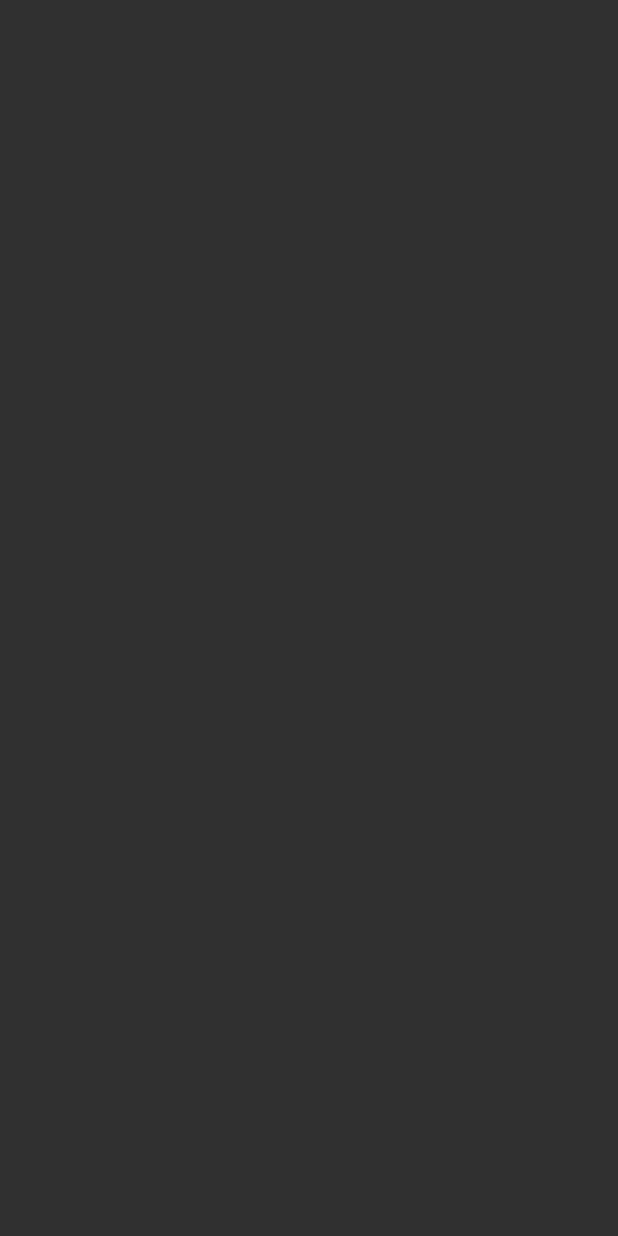
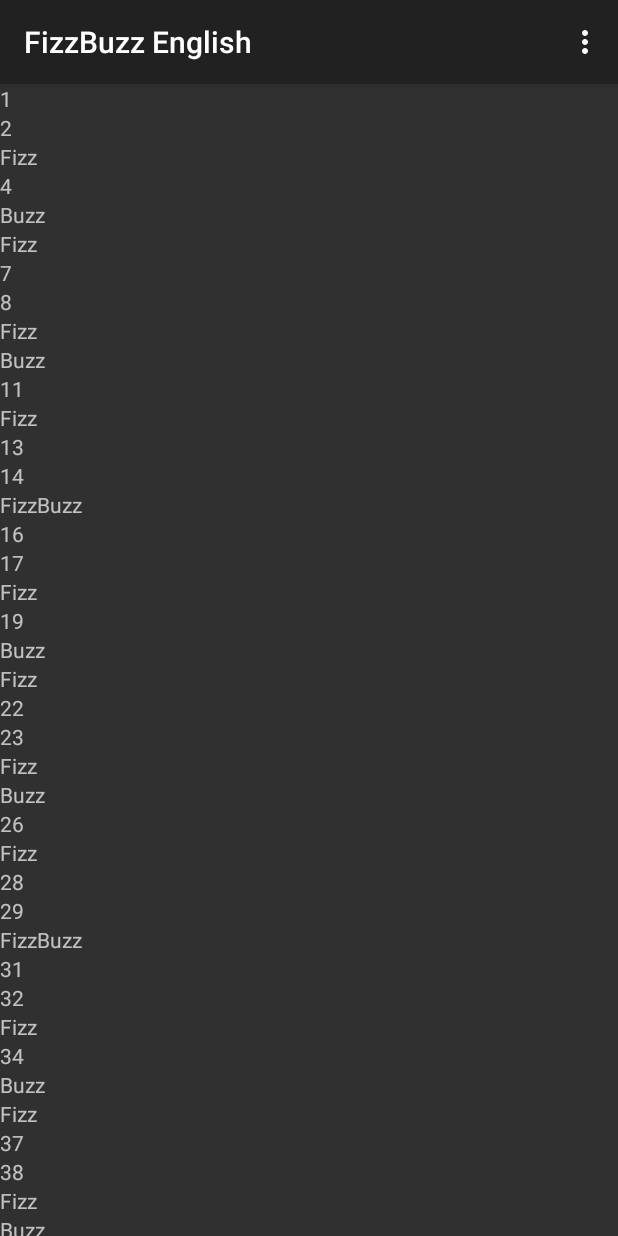
Before and after one commit to Drako/fizzbuzz-app, an Android app: the screen it shows after launch (MainActivity), on a phone screen of 412 x 824 dp. Before the commit the screen is empty. Run offline under Robolectric (Android 15) with nearby library versions, the phone set to English and light mode, and no system bars; libraries missing offline, so code that uses them is left out: guru.drako.course.

Commit message:
:sparkles: finished fizzbuzz app with filters, also additional examples codes

```diff
--- a/src/main/AndroidManifest.xml
+++ b/src/main/AndroidManifest.xml
@@ -8,7 +8,7 @@
         <activity
             android:name=".MainActivity"
             android:label="@string/titleApp"
-            android:theme="@style/Theme.AppCompat.NoActionBar">
+            android:theme="@style/Base.Theme.AppCompat">
             <intent-filter>
                 <action android:name="android.intent.action.MAIN" />
                 <category android:name="android.intent.category.LAUNCHER" />
--- /dev/null
+++ b/src/main/kotlin/guru/drako/course/apps/fizzbuzz/Extensions.kt
@@ -0,0 +1,19 @@
+package guru.drako.course.apps.fizzbuzz
+
+import android.util.Log
+
+inline fun <reified T> T.logDebug(message: String) {
+  Log.d(T::class.java.simpleName, message)
+}
+
+inline fun <reified T> T.logWarn(message: String) {
+  Log.w(T::class.java.simpleName, message)
+}
+
+inline fun <reified T> T.logInfo(message: String) {
+  Log.i(T::class.java.simpleName, message)
+}
+
+inline fun <reified T> T.logError(message: String) {
+  Log.e(T::class.java.simpleName, message)
+}
--- /dev/null
+++ b/src/main/kotlin/guru/drako/course/apps/fizzbuzz/FizzBuzzAdapter.kt
@@ -0,0 +1,51 @@
+package guru.drako.course.apps.fizzbuzz
+
+import android.view.ViewGroup
+import android.view.ViewGroup.LayoutParams.MATCH_PARENT
+import android.view.ViewGroup.LayoutParams.WRAP_CONTENT
+import android.widget.TextView
+import androidx.core.text.isDigitsOnly
+import androidx.recyclerview.widget.RecyclerView
+import kotlin.properties.Delegates
+
+class FizzBuzzAdapter : RecyclerView.Adapter<FizzBuzzAdapter.ViewHolder>() {
+
+  class Filter(val predicate: (String) -> Boolean) {
+    companion object {
+      val All = Filter { true }
+      val OnlyNumbers = Filter { it.isDigitsOnly() }
+      val OnlyFizz = Filter { it == "Fizz" }
+      val OnlyBuzz = Filter { it == "Buzz" }
+      val OnlyFizzBuzz = Filter { it == "FizzBuzz" }
+    }
+  }
+
+  private var cachedValues = FizzBuzzProvider.values
+
+  var filter: Filter by Delegates.observable(Filter.All) { _, _, new ->
+    cachedValues = FizzBuzzProvider.values
+      .filter(new.predicate)
+    notifyDataSetChanged()
+  }
+
+  class ViewHolder(private val textView: TextView) : RecyclerView.ViewHolder(textView) {
+    fun bind(text: String) {
+      textView.text = text
+    }
+  }
+
+  override fun getItemCount(): Int {
+    return cachedValues.size
+  }
+
+  override fun onCreateViewHolder(parent: ViewGroup, viewType: Int): ViewHolder {
+    return ViewHolder(TextView(parent.context).apply {
+      layoutParams = ViewGroup.LayoutParams(MATCH_PARENT, WRAP_CONTENT)
+    })
+  }
+
+  override fun onBindViewHolder(holder: ViewHolder, position: Int) {
+    holder.bind(cachedValues[position])
+  }
+
+}
--- a/src/main/kotlin/guru/drako/course/apps/fizzbuzz/MainActivity.kt
+++ b/src/main/kotlin/guru/drako/course/apps/fizzbuzz/MainActivity.kt
@@ -1,7 +1,12 @@
 package guru.drako.course.apps.fizzbuzz
 
 import android.os.Bundle
+import android.util.Log
+import android.view.Menu
+import android.view.MenuItem
+import android.widget.Toast
 import androidx.appcompat.app.AppCompatActivity
+import kotlinx.android.synthetic.main.activity_main.*
 import kotlinx.coroutines.CoroutineScope
 import kotlinx.coroutines.MainScope
 import kotlinx.coroutines.cancel
@@ -10,12 +15,49 @@ import kotlinx.coroutines.cancel
  * Activity shown when the app is launched.
  */
 class MainActivity : AppCompatActivity(), CoroutineScope by MainScope() {
+
+  private val fizzBuzzAdapter = FizzBuzzAdapter()
+
   /**
    * Use activity_main for layout.
    */
   override fun onCreate(savedInstanceState: Bundle?) {
     super.onCreate(savedInstanceState)
     setContentView(R.layout.activity_main)
+
+    logDebug("content view created.")
+
+    recycler.adapter = fizzBuzzAdapter
+  }
+
+  override fun onCreateOptionsMenu(menu: Menu): Boolean {
+    super.onCreateOptionsMenu(menu)
+
+    menuInflater.inflate(R.menu.filter_menu, menu)
+
+    // example for dynamically created menu items
+    /*
+    for (n in (1..100)) {
+      val item = menu.add("Nur $n")
+      item.setOnMenuItemClickListener {
+        fizzBuzzAdapter.filter = FizzBuzzAdapter.Filter { it == "$n" }
+        true
+      }
+    }
+    */
+
+    return true
+  }
+
+  override fun onOptionsItemSelected(item: MenuItem): Boolean {
+    when (item.itemId) {
+      R.id.filter_all -> fizzBuzzAdapter.filter = FizzBuzzAdapter.Filter.All
+      R.id.filter_numbers -> fizzBuzzAdapter.filter = FizzBuzzAdapter.Filter.OnlyNumbers
+      R.id.filter_fizz -> fizzBuzzAdapter.filter = FizzBuzzAdapter.Filter.OnlyFizz
+      R.id.filter_buzz -> fizzBuzzAdapter.filter = FizzBuzzAdapter.Filter.OnlyBuzz
+      R.id.filter_fizzbuzz -> fizzBuzzAdapter.filter = FizzBuzzAdapter.Filter.OnlyFizzBuzz
+    }
+    return true
   }
 
   /**
--- a/src/main/res/layout/activity_main.xml
+++ b/src/main/res/layout/activity_main.xml
@@ -1,7 +1,15 @@
 <?xml version="1.0" encoding="utf-8"?>
 <LinearLayout xmlns:android="http://schemas.android.com/apk/res/android"
+    xmlns:tools="http://schemas.android.com/tools"
     android:layout_width="match_parent"
     android:layout_height="match_parent"
+    xmlns:app="http://schemas.android.com/apk/res-auto"
     android:orientation="vertical">
 
+    <androidx.recyclerview.widget.RecyclerView
+        android:id="@+id/recycler"
+        android:layout_width="match_parent"
+        android:layout_height="match_parent"
+        app:layoutManager="androidx.recyclerview.widget.LinearLayoutManager"
+        tools:itemCount="100" />
 </LinearLayout>
--- /dev/null
+++ b/src/main/res/menu/filter_menu.xml
@@ -0,0 +1,23 @@
+<?xml version="1.0" encoding="utf-8"?>
+<menu xmlns:android="http://schemas.android.com/apk/res/android">
+
+    <item
+        android:id="@+id/filter_all"
+        android:title="@string/filterAll" />
+
+    <item
+        android:id="@+id/filter_numbers"
+        android:title="@string/filterNumbers" />
+
+    <item
+        android:id="@+id/filter_fizz"
+        android:title="@string/filterFizz" />
+
+    <item
+        android:id="@+id/filter_buzz"
+        android:title="@string/filterBuzz" />
+
+    <item
+        android:id="@+id/filter_fizzbuzz"
+        android:title="@string/filterFizzBuzz" />
+</menu>
--- a/src/main/res/values/strings.xml
+++ b/src/main/res/values/strings.xml
@@ -1,4 +1,9 @@
 <?xml version="1.0" encoding="utf-8"?>
 <resources>
-    <string name="titleApp" translatable="false">FizzBuzz</string>
+    <string name="titleApp">FizzBuzz English</string>
+    <string name="filterAll">All</string>
+    <string name="filterNumbers">Only numbers</string>
+    <string name="filterFizz">Only Fizz</string>
+    <string name="filterBuzz">Only Buzz</string>
+    <string name="filterFizzBuzz">Only FizzBuzz</string>
 </resources>
```
Also changed, not shown: src/main/kotlin/guru/drako/course/apps/fizzbuzz/LinkedList.kt (added, +42 -0 lines), src/main/kotlin/guru/drako/course/apps/fizzbuzz/RomanNumerals.kt (added, +54 -0 lines), 2 other files.
